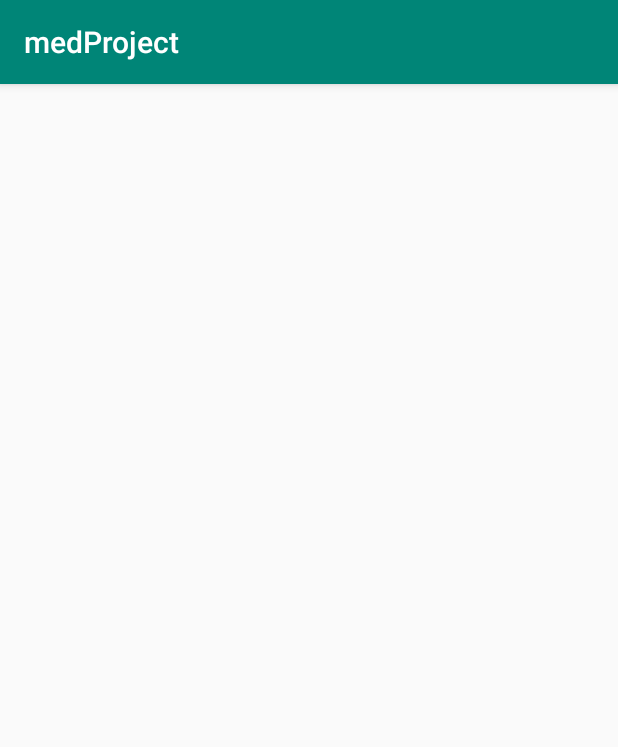
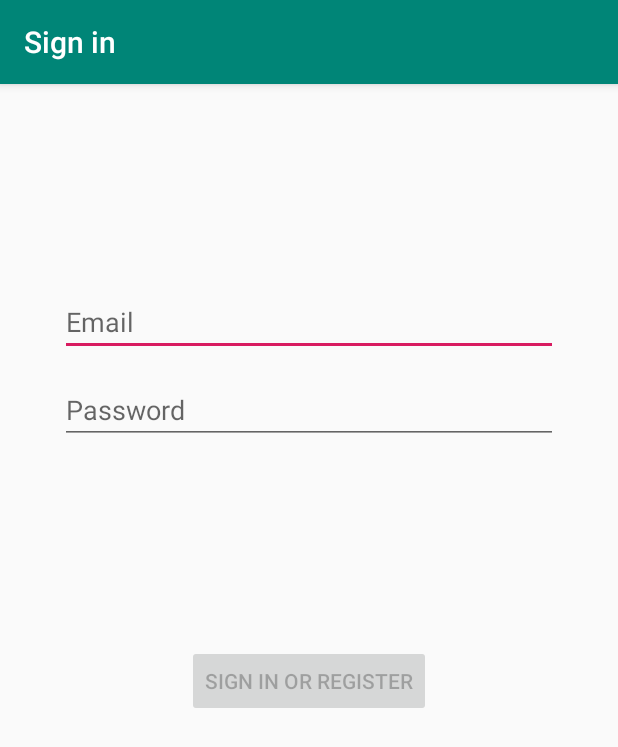
Before and after one commit to AndreiBisoc/medProject, an Android app: the screen it shows after launch (ListActivity before the commit, LoginActivity after it), on a phone screen of 412 x 824 dp. Shown: the top 747 px of the screen. Run offline under Robolectric (Android 15) with nearby library versions, the phone set to English and light mode, and no system bars.

Commit message:
added main page to the app

```diff
--- a/app/build.gradle
+++ b/app/build.gradle
@@ -23,6 +23,9 @@ dependencies {
     implementation fileTree(dir: 'libs', include: ['*.jar'])
     implementation 'androidx.appcompat:appcompat:1.1.0'
     implementation 'androidx.constraintlayout:constraintlayout:1.1.3'
+    implementation 'com.google.android.material:material:1.0.0'
+    implementation 'androidx.annotation:annotation:1.0.2'
+    implementation 'androidx.lifecycle:lifecycle-extensions:2.0.0'
     testImplementation 'junit:junit:4.12'
     androidTestImplementation 'androidx.test.ext:junit:1.1.1'
     androidTestImplementation 'androidx.test.espresso:espresso-core:3.2.0'
--- /dev/null
+++ b/app/src/main/java/com/example/medproject/data/LoginRepository.java
@@ -0,0 +1,54 @@
+package com.example.medproject.data;
+
+import com.example.medproject.data.model.LoggedInUser;
+
+/**
+ * Class that requests authentication and user information from the remote data source and
+ * maintains an in-memory cache of login status and user credentials information.
+ */
+public class LoginRepository {
+
+    private static volatile LoginRepository instance;
+
+    private LoginDataSource dataSource;
+
+    // If user credentials will be cached in local storage, it is recommended it be encrypted
+    // @see https://developer.android.com/training/articles/keystore
+    private LoggedInUser user = null;
+
+    // private constructor : singleton access
+    private LoginRepository(LoginDataSource dataSource) {
+        this.dataSource = dataSource;
+    }
+
+    public static LoginRepository getInstance(LoginDataSource dataSource) {
+        if (instance == null) {
+            instance = new LoginRepository(dataSource);
+        }
+        return instance;
+    }
+
+    public boolean isLoggedIn() {
+        return user != null;
+    }
+
+    public void logout() {
+        user = null;
+        dataSource.logout();
+    }
+
+    private void setLoggedInUser(LoggedInUser user) {
+        this.user = user;
+        // If user credentials will be cached in local storage, it is recommended it be encrypted
+        // @see https://developer.android.com/training/articles/keystore
+    }
+
+    public Result<LoggedInUser> login(String username, String password) {
+        // handle login
+        Result<LoggedInUser> result = dataSource.login(username, password);
+        if (result instanceof Result.Success) {
+            setLoggedInUser(((Result.Success<LoggedInUser>) result).getData());
+        }
+        return result;
+    }
+}
--- /dev/null
+++ b/app/src/main/java/com/example/medproject/ui/login/LoginActivity.java
@@ -0,0 +1,131 @@
+package com.example.medproject.ui.login;
+
+import android.app.Activity;
+
+import androidx.lifecycle.Observer;
+import androidx.lifecycle.ViewModelProviders;
+
+import android.os.Bundle;
+
+import androidx.annotation.Nullable;
+import androidx.annotation.StringRes;
+import androidx.appcompat.app.AppCompatActivity;
+
+import android.text.Editable;
+import android.text.TextWatcher;
+import android.view.KeyEvent;
+import android.view.View;
+import android.view.inputmethod.EditorInfo;
+import android.widget.Button;
+import android.widget.EditText;
+import android.widget.ProgressBar;
+import android.widget.TextView;
+import android.widget.Toast;
+
+import com.example.medproject.R;
+import com.example.medproject.ui.login.LoginViewModel;
+import com.example.medproject.ui.login.LoginViewModelFactory;
+
+public class LoginActivity extends AppCompatActivity {
+
+    private LoginViewModel loginViewModel;
+
+    @Override
+    public void onCreate(Bundle savedInstanceState) {
+        super.onCreate(savedInstanceState);
+        setContentView(R.layout.activity_login);
+        loginViewModel = ViewModelProviders.of(this, new LoginViewModelFactory())
+                .get(LoginViewModel.class);
+
+        final EditText usernameEditText = findViewById(R.id.username);
+        final EditText passwordEditText = findViewById(R.id.password);
+        final Button loginButton = findViewById(R.id.login);
+        final ProgressBar loadingProgressBar = findViewById(R.id.loading);
+
+        loginViewModel.getLoginFormState().observe(this, new Observer<LoginFormState>() {
+            @Override
+            public void onChanged(@Nullable LoginFormState loginFormState) {
+                if (loginFormState == null) {
+                    return;
+                }
+                loginButton.setEnabled(loginFormState.isDataValid());
+                if (loginFormState.getUsernameError() != null) {
+                    usernameEditText.setError(getString(loginFormState.getUsernameError()));
+                }
+                if (loginFormState.getPasswordError() != null) {
+                    passwordEditText.setError(getString(loginFormState.getPasswordError()));
+                }
+            }
+        });
+
+        loginViewModel.getLoginResult().observe(this, new Observer<LoginResult>() {
+            @Override
+            public void onChanged(@Nullable LoginResult loginResult) {
+                if (loginResult == null) {
+                    return;
+                }
+                loadingProgressBar.setVisibility(View.GONE);
+                if (loginResult.getError() != null) {
+                    showLoginFailed(loginResult.getError());
+                }
+                if (loginResult.getSuccess() != null) {
+                    updateUiWithUser(loginResult.getSuccess());
+                }
+                setResult(Activity.RESULT_OK);
+
+                //Complete and destroy login activity once successful
+                finish();
+            }
+        });
+
+        TextWatcher afterTextChangedListener = new TextWatcher() {
+            @Override
+            public void beforeTextChanged(CharSequence s, int start, int count, int after) {
+                // ignore
+            }
+
+            @Override
+            public void onTextChanged(CharSequence s, int start, int before, int count) {
+                // ignore
+            }
+
+            @Override
+            public void afterTextChanged(Editable s) {
+                loginViewModel.loginDataChanged(usernameEditText.getText().toString(),
+                        passwordEditText.getText().toString());
+            }
+        };
+        usernameEditText.addTextChangedListener(afterTextChangedListener);
+        passwordEditText.addTextChangedListener(afterTextChangedListener);
+        passwordEditText.setOnEditorActionListener(new TextView.OnEditorActionListener() {
+
+            @Override
+            public boolean onEditorAction(TextView v, int actionId, KeyEvent event) {
+                if (actionId == EditorInfo.IME_ACTION_DONE) {
+                    loginViewModel.login(usernameEditText.getText().toString(),
+                            passwordEditText.getText().toString());
+                }
+                return false;
+            }
+        });
+
+        loginButton.setOnClickListener(new View.OnClickListener() {
+            @Override
+            public void onClick(View v) {
+                loadingProgressBar.setVisibility(View.VISIBLE);
+                loginViewModel.login(usernameEditText.getText().toString(),
+                        passwordEditText.getText().toString());
+            }
+        });
+    }
+
+    private void updateUiWithUser(LoggedInUserView model) {
+        String welcome = getString(R.string.welcome) + model.getDisplayName();
+        // TODO : initiate successful logged in experience
+        Toast.makeText(getApplicationContext(), welcome, Toast.LENGTH_LONG).show();
+    }
+
+    private void showLoginFailed(@StringRes Integer errorString) {
+        Toast.makeText(getApplicationContext(), errorString, Toast.LENGTH_SHORT).show();
+    }
+}
--- /dev/null
+++ b/app/src/main/java/com/example/medproject/ui/login/LoginViewModel.java
@@ -0,0 +1,70 @@
+package com.example.medproject.ui.login;
+
+import androidx.lifecycle.LiveData;
+import androidx.lifecycle.MutableLiveData;
+import androidx.lifecycle.ViewModel;
+
+import android.util.Patterns;
+
+import com.example.medproject.data.LoginRepository;
+import com.example.medproject.data.Result;
+import com.example.medproject.data.model.LoggedInUser;
+import com.example.medproject.R;
+
+public class LoginViewModel extends ViewModel {
+
+    private MutableLiveData<LoginFormState> loginFormState = new MutableLiveData<>();
+    private MutableLiveData<LoginResult> loginResult = new MutableLiveData<>();
+    private LoginRepository loginRepository;
+
+    LoginViewModel(LoginRepository loginRepository) {
+        this.loginRepository = loginRepository;
+    }
+
+    LiveData<LoginFormState> getLoginFormState() {
+        return loginFormState;
+    }
+
+    LiveData<LoginResult> getLoginResult() {
+        return loginResult;
+    }
+
+    public void login(String username, String password) {
+        // can be launched in a separate asynchronous job
+        Result<LoggedInUser> result = loginRepository.login(username, password);
+
+        if (result instanceof Result.Success) {
+            LoggedInUser data = ((Result.Success<LoggedInUser>) result).getData();
+            loginResult.setValue(new LoginResult(new LoggedInUserView(data.getDisplayName())));
+        } else {
+            loginResult.setValue(new LoginResult(R.string.login_failed));
+        }
+    }
+
+    public void loginDataChanged(String username, String password) {
+        if (!isUserNameValid(username)) {
+            loginFormState.setValue(new LoginFormState(R.string.invalid_username, null));
+        } else if (!isPasswordValid(password)) {
+            loginFormState.setValue(new LoginFormState(null, R.string.invalid_password));
+        } else {
+            loginFormState.setValue(new LoginFormState(true));
+        }
+    }
+
+    // A placeholder username validation check
+    private boolean isUserNameValid(String username) {
+        if (username == null) {
+            return false;
+        }
+        if (username.contains("@")) {
+            return Patterns.EMAIL_ADDRESS.matcher(username).matches();
+        } else {
+            return !username.trim().isEmpty();
+        }
+    }
+
+    // A placeholder password validation check
+    private boolean isPasswordValid(String password) {
+        return password != null && password.trim().length() > 5;
+    }
+}
--- /dev/null
+++ b/app/src/main/java/com/example/medproject/ui/login/LoginViewModelFactory.java
@@ -0,0 +1,26 @@
+package com.example.medproject.ui.login;
+
+import androidx.lifecycle.ViewModel;
+import androidx.lifecycle.ViewModelProvider;
+import androidx.annotation.NonNull;
+
+import com.example.medproject.data.LoginDataSource;
+import com.example.medproject.data.LoginRepository;
+
+/**
+ * ViewModel provider factory to instantiate LoginViewModel.
+ * Required given LoginViewModel has a non-empty constructor
+ */
+public class LoginViewModelFactory implements ViewModelProvider.Factory {
+
+    @NonNull
+    @Override
+    @SuppressWarnings("unchecked")
+    public <T extends ViewModel> T create(@NonNull Class<T> modelClass) {
+        if (modelClass.isAssignableFrom(LoginViewModel.class)) {
+            return (T) new LoginViewModel(LoginRepository.getInstance(new LoginDataSource()));
+        } else {
+            throw new IllegalArgumentException("Unknown ViewModel class");
+        }
+    }
+}
--- /dev/null
+++ b/app/src/main/res/layout/activity_login.xml
@@ -0,0 +1,78 @@
+<?xml version="1.0" encoding="utf-8"?>
+<androidx.constraintlayout.widget.ConstraintLayout xmlns:android="http://schemas.android.com/apk/res/android"
+    xmlns:app="http://schemas.android.com/apk/res-auto"
+    xmlns:tools="http://schemas.android.com/tools"
+    android:id="@+id/container"
+    android:layout_width="match_parent"
+    android:layout_height="match_parent"
+    android:paddingLeft="@dimen/activity_horizontal_margin"
+    android:paddingTop="@dimen/activity_vertical_margin"
+    android:paddingRight="@dimen/activity_horizontal_margin"
+    android:paddingBottom="@dimen/activity_vertical_margin"
+    tools:context=".ui.login.LoginActivity">
+
+    <EditText
+        android:id="@+id/username"
+        android:layout_width="0dp"
+        android:layout_height="wrap_content"
+        android:layout_marginStart="24dp"
+        android:layout_marginTop="120dp"
+        android:layout_marginEnd="24dp"
+
+        android:hint="@string/prompt_email"
+        android:inputType="textEmailAddress"
+        android:selectAllOnFocus="true"
+        app:layout_constraintEnd_toEndOf="parent"
+        app:layout_constraintStart_toStartOf="parent"
+        app:layout_constraintTop_toTopOf="parent" />
+
+    <EditText
+        android:id="@+id/password"
+        android:layout_width="0dp"
+        android:layout_height="wrap_content"
+        android:layout_marginStart="24dp"
+        android:layout_marginTop="13dp"
+        android:layout_marginEnd="24dp"
+
+        android:hint="@string/prompt_password"
+        android:imeActionLabel="@string/action_sign_in_short"
+        android:imeOptions="actionDone"
+        android:inputType="textPassword"
+        android:selectAllOnFocus="true"
+        app:layout_constraintEnd_toEndOf="parent"
+        app:layout_constraintStart_toStartOf="parent"
+        app:layout_constraintTop_toBottomOf="@+id/username" />
+
+    <Button
+        android:id="@+id/login"
+        android:layout_width="wrap_content"
+        android:layout_height="wrap_content"
+        android:layout_gravity="start"
+        android:layout_marginStart="48dp"
+        android:layout_marginTop="16dp"
+        android:layout_marginEnd="48dp"
+        android:layout_marginBottom="64dp"
+        android:enabled="false"
+        android:text="@string/action_sign_in"
+        app:layout_constraintBottom_toBottomOf="parent"
+        app:layout_constraintEnd_toEndOf="parent"
+        app:layout_constraintStart_toStartOf="parent"
+        app:layout_constraintTop_toBottomOf="@+id/password"
+        app:layout_constraintVertical_bias="0.307" />
+
+    <ProgressBar
+        android:id="@+id/loading"
+        android:layout_width="wrap_content"
+        android:layout_height="wrap_content"
+        android:layout_gravity="center"
+        android:layout_marginStart="32dp"
+        android:layout_marginTop="64dp"
+        android:layout_marginEnd="32dp"
+        android:layout_marginBottom="64dp"
+        android:visibility="gone"
+        app:layout_constraintBottom_toBottomOf="parent"
+        app:layout_constraintEnd_toEndOf="@+id/password"
+        app:layout_constraintStart_toStartOf="@+id/password"
+        app:layout_constraintTop_toTopOf="parent"
+        app:layout_constraintVertical_bias="0.3" />
+</androidx.constraintlayout.widget.ConstraintLayout>
--- a/app/src/main/res/values/dimens.xml
+++ b/app/src/main/res/values/dimens.xml
@@ -2,4 +2,7 @@
 <resources>
     <dimen name="text_margin_large">24dp</dimen>
     <dimen name="text_margin_standard">16dp</dimen>
+    <!-- Default screen margins, per the Android Design guidelines. -->
+    <dimen name="activity_horizontal_margin">16dp</dimen>
+    <dimen name="activity_vertical_margin">16dp</dimen>
 </resources>
--- a/app/src/main/res/values/strings.xml
+++ b/app/src/main/res/values/strings.xml
@@ -1,4 +1,13 @@
 <resources>
     <string name="app_name">medProject</string>
     <string name="save_menu">save</string>
+    <string name="title_activity_login">Sign in</string>
+    <string name="prompt_email">Email</string>
+    <string name="prompt_password">Password</string>
+    <string name="action_sign_in">Sign in or register</string>
+    <string name="action_sign_in_short">Sign in</string>
+    <string name="welcome">"Welcome !"</string>
+    <string name="invalid_username">Not a valid username</string>
+    <string name="invalid_password">Password must be >5 characters</string>
+    <string name="login_failed">"Login failed"</string>
 </resources>
```
Also changed, not shown: app/src/main/AndroidManifest.xml (+7 -2 lines), app/src/main/java/com/example/medproject/data/LoginDataSource.java (added, +29 -0 lines), app/src/main/java/com/example/medproject/data/Result.java (added, +48 -0 lines), app/src/main/java/com/example/medproject/data/model/LoggedInUser.java (added, +23 -0 lines), app/src/main/java/com/example/medproject/ui/login/LoggedInUserView.java (added, +17 -0 lines), app/src/main/java/com/example/medproject/ui/login/LoginFormState.java (added, +40 -0 lines), app/src/main/java/com/example/medproject/ui/login/LoginResult.java (added, +31 -0 lines).
